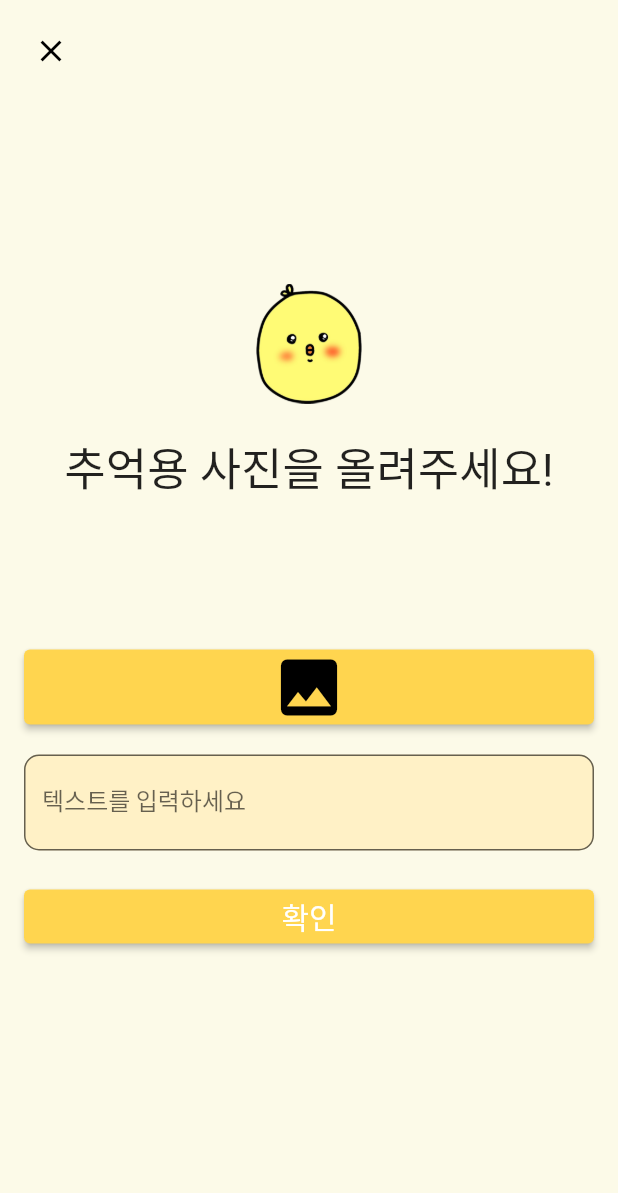
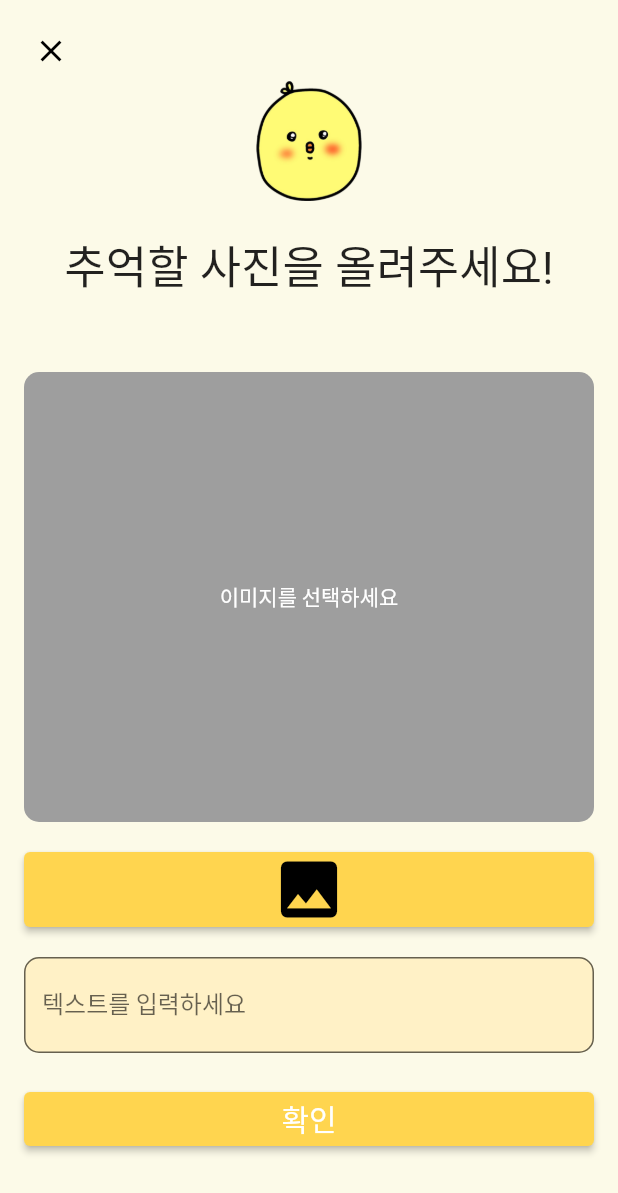
Before and after one commit to 6eom9eun/timeDam, a Flutter app: the imageInputPage screen opened directly, on a phone screen of 412 x 824 dp. Shown: the top 1193 px of the screen. Run offline on Flutter 3.47's test engine with Material 2 defaults, Android fonts, the light colour scheme and no system bars; our stand-ins replace cloud_firestore, dio, firebase_auth, firebase_core, firebase_storage, flutter_spinkit and 7 more; missing offline and left inert: background_fetch; accounts and stored records are empty; Roboto replaces fonts that are missing (Cafe).

Commit message:
imageInputpage 수정중

```diff
--- a/lib/screens/imageInputPage.dart
+++ b/lib/screens/imageInputPage.dart
@@ -1,3 +1,4 @@
+
 import 'dart:convert';
 import 'dart:io';
 import 'package:http/http.dart' as http;
@@ -22,6 +23,7 @@ class imageInputPage extends StatefulWidget {
   @override
   _imageInputPageState createState() => _imageInputPageState();
 }
+
 class _imageInputPageState extends State<imageInputPage> {
   TextEditingController _textController = TextEditingController();
   final stt.SpeechToText speech = stt.SpeechToText();
@@ -124,8 +126,10 @@ class _imageInputPageState extends State<imageInputPage> {
     setState(() {
       if (pickedFile != null) {
         _image = File(pickedFile.path);
+        hasImage = true; // 이미지가 선택되었음을 표시
       } else {
         print('No image selected.');
+        hasImage = false; // 이미지가 선택되지 않았음을 표시
       }
     });
   }
@@ -145,24 +149,30 @@ class _imageInputPageState extends State<imageInputPage> {
                   Image.asset('assets/logo.png', width: 80, height: 80),
                   SizedBox(height: 20),
                   Text(
-                    '추억용 사진을 올려주세요!',
+                    '추억할 사진을 올려주세요!',
                     style: TextStyle(
                       fontSize: 30,
                       fontFamily: 'Cafe',
                     ),
                     textAlign: TextAlign.center,
                   ),
-
-                  // Text(
-                  //   '음성인식 중입니다..',
-                  //   style: TextStyle(
-                  //     fontFamily: 'CafeAir',
-                  //     fontSize: 18,
-                  //     color: Color(0xff777777),
-                  //   ),
-                  //   textAlign: TextAlign.center,
-                  // ),
-                  SizedBox(height: 100),
+                  SizedBox(height: 50),
+                  Container(
+                    height: 300,
+                    decoration: BoxDecoration(
+                      color: Colors.grey,
+                      borderRadius: BorderRadius.circular(10.0),
+                    ),
+                    child: hasImage
+                        ? Image.file(_image!, fit: BoxFit.cover)
+                        : Center(
+                      child: Text(
+                        '이미지를 선택하세요',
+                        style: TextStyle(color: Colors.white),
+                      ),
+                    ),
+                  ),
+                  SizedBox(height: 20),
                   ElevatedButton(
                     onPressed: getImage,
                     style: ElevatedButton.styleFrom(
--- a/lib/screens/writePage.dart
+++ b/lib/screens/writePage.dart
@@ -6,7 +6,7 @@ import 'package:cloud_firestore/cloud_firestore.dart';
 import 'package:firebase_auth/firebase_auth.dart';
 import 'package:firebase_storage/firebase_storage.dart';
 import 'package:memo_re/screens/InputPage.dart';
-import 'package:memo_re/screens/imageInputPage.dart';
+import 'package:memo_re/screens/ImageInputPage.dart';
 import 'package:memo_re/screens/voicePage.dart';
 import 'package:memo_re/utils/vars.dart';
 import 'package:provider/provider.dart';
```
